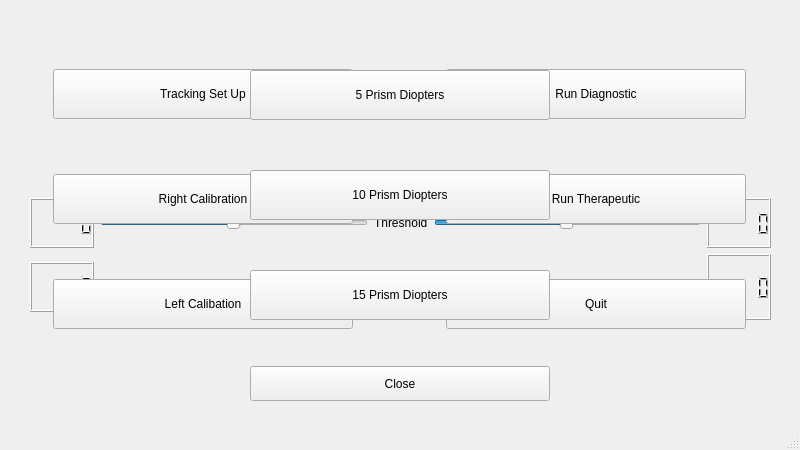
Above: mainwindow.ui from cjm-64/BEAM before the change. Below: the same form after it.
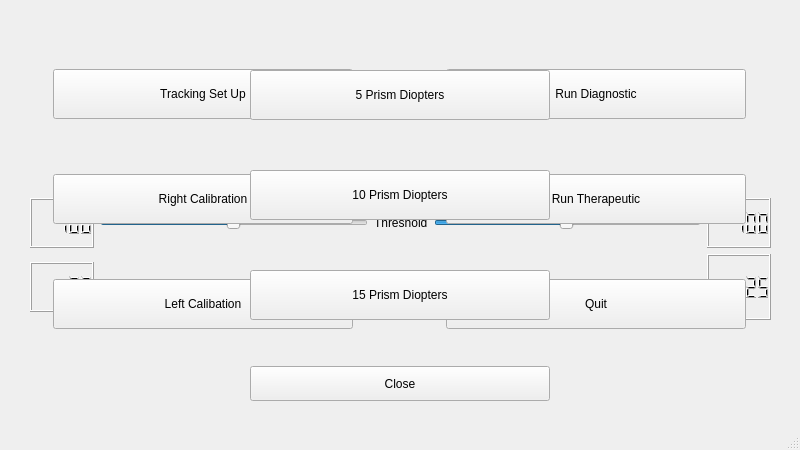
That is the form after the change.

What changed in the file:
```diff
--- a/mainwindow.ui
+++ b/mainwindow.ui
@@ -109,6 +109,9 @@
            <height>50</height>
           </size>
          </property>
+         <property name="intValue" stdset="0">
+          <number>100</number>
+         </property>
         </widget>
        </item>
        <item>
@@ -200,6 +203,9 @@
            <height>50</height>
           </size>
          </property>
+         <property name="intValue" stdset="0">
+          <number>100</number>
+         </property>
         </widget>
        </item>
       </layout>
@@ -220,6 +226,9 @@
            <height>50</height>
           </size>
          </property>
+         <property name="intValue" stdset="0">
+          <number>25</number>
+         </property>
         </widget>
        </item>
        <item>
@@ -302,6 +311,9 @@
            <height>50</height>
           </size>
          </property>
+         <property name="intValue" stdset="0">
+          <number>25</number>
+         </property>
         </widget>
        </item>
       </layout>
```
Left out of the diff: 5 changed lines with no effect on the pictures.
